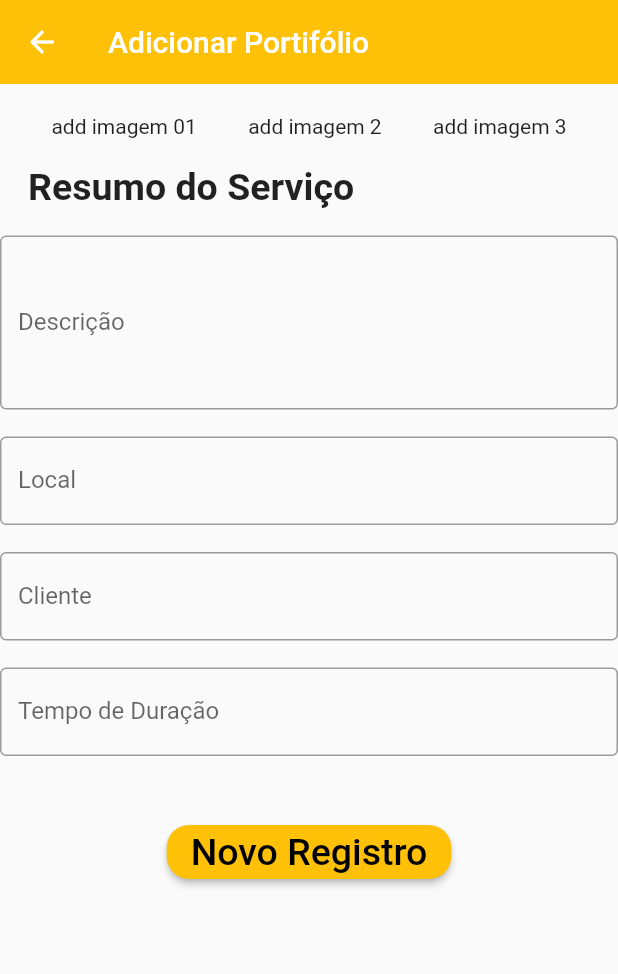
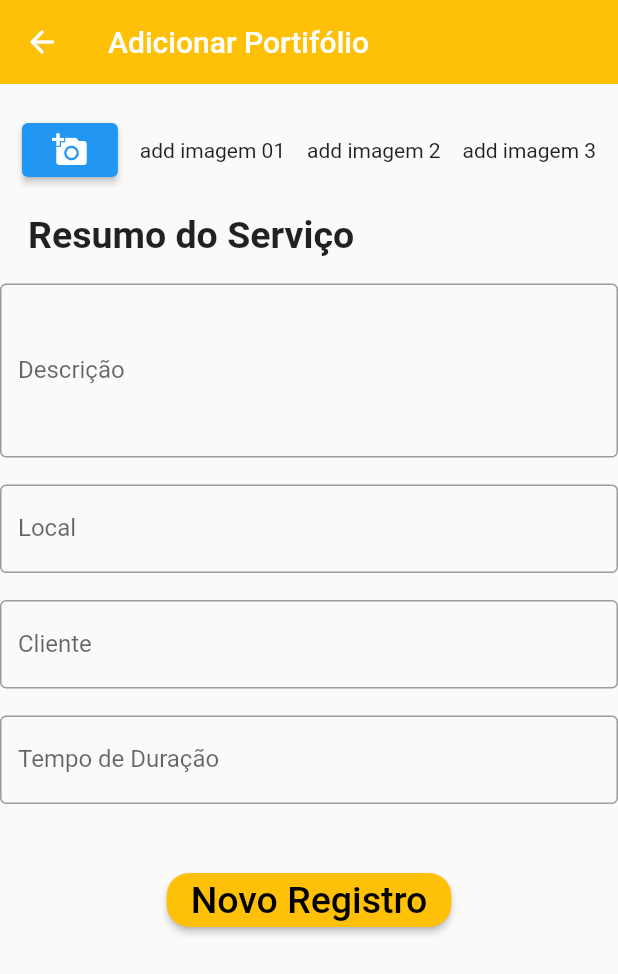
Before and after one commit to jessielyoliveira/presta, a Flutter app: the AddPortifolio screen opened directly, on a phone screen of 412 x 824 dp. Shown: the top 974 px of the screen. Run offline on Flutter 3.47's test engine with Material 2 defaults, Android fonts, the phone set to English and light mode, and no system bars.

Commit message:
atualizando minha branch antes do merge

```diff
--- a/lib/main.dart
+++ b/lib/main.dart
@@ -9,6 +9,6 @@ void main() => runApp(MyApp());
 class MyApp extends StatelessWidget {
   @override
   Widget build(BuildContext context) {
-    return MaterialApp(home: LoginScreen());
+    return MaterialApp(home: AddPortifolio());
   }
 }
--- a/lib/screens/prestador/AddPortifolio.dart
+++ b/lib/screens/prestador/AddPortifolio.dart
@@ -10,6 +10,7 @@ class AddPortifolio extends StatefulWidget {
 class _AddPortifolioState extends State<AddPortifolio> {
   @override
   Widget build(BuildContext context) {
+    int contador = 0;
     return Scaffold(
       appBar: AppBar(
         elevation: 0,
@@ -28,6 +29,14 @@ class _AddPortifolioState extends State<AddPortifolio> {
         Row(
           mainAxisAlignment: MainAxisAlignment.spaceEvenly,
           children: [
+            ElevatedButton(
+              onPressed: () {
+                // if (contador<4){
+                //for()
+                //}
+              },
+              child: Icon(Icons.add_a_photo),
+            ),
             Text("add imagem 01"),
             Text("add imagem 2"),
             Text("add imagem 3"),
```
